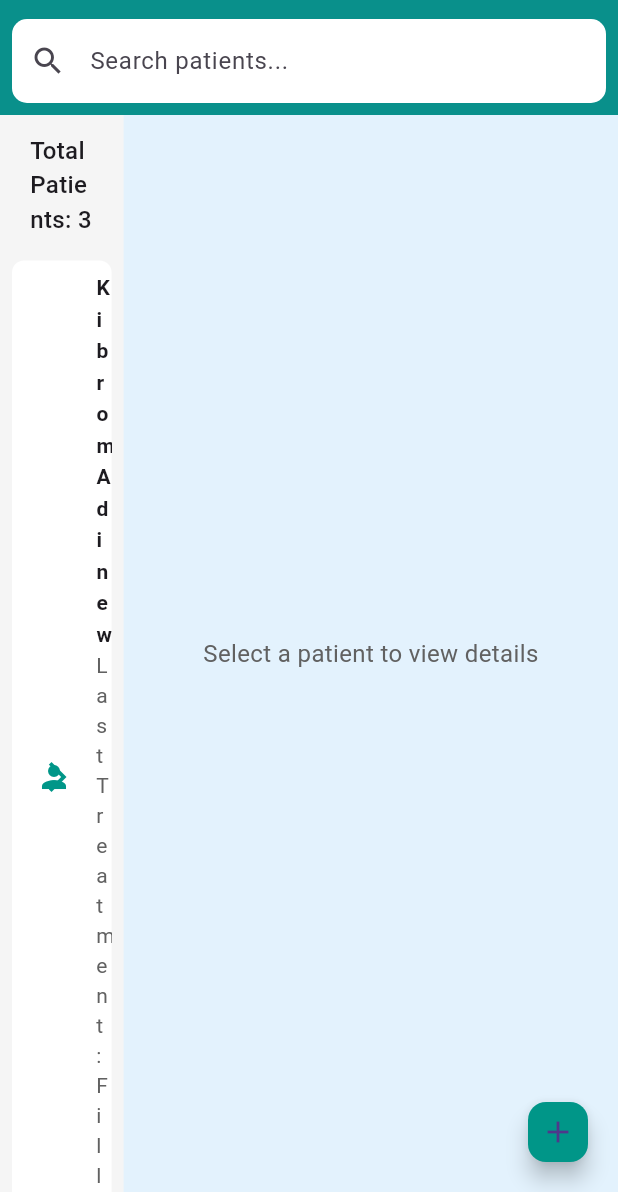
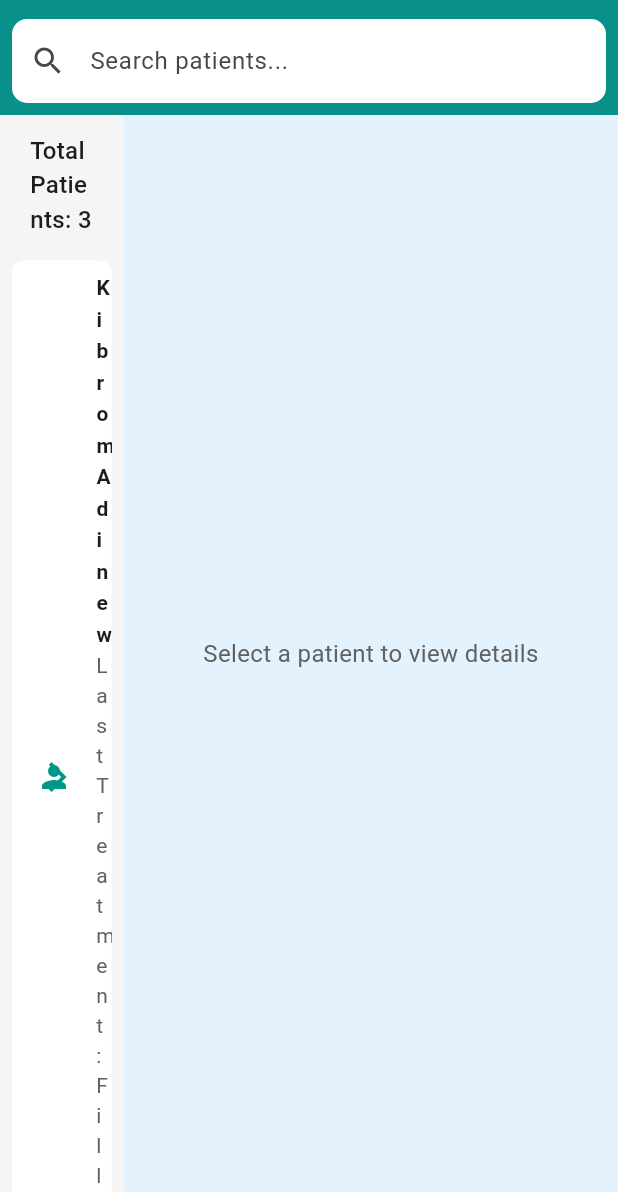
Before and after one commit to anwar9162/Dental_Clinic_Management_System, a Flutter app: the PatientListScreen screen opened directly, on a phone screen of 412 x 824 dp, the part 44-1236 px from its top. Run offline on Flutter 3.47's test engine with Material 3 defaults, Android fonts, the phone set to English and light mode, and no system bars; our stand-ins replace data_table_2, dropdown_search, flutter_svg, table_calendar; missing offline and left inert: omni_jitsi_meet; project files that could hold a hidden picture were left out.

Commit message:
add patient and arrived patient removed from patient list screen

```diff
--- a/lib/screens/patient/patient_list_screen.dart
+++ b/lib/screens/patient/patient_list_screen.dart
@@ -1,7 +1,5 @@
 import 'package:flutter/material.dart';
 import '../patient/PatientDetailWidget.dart';
-import '../patient/add_patient_screen.dart';
-import '../patient/add_arrived_patient_screen.dart';
 import '../../models/patient_model.dart';
 
 class PatientListScreen extends StatefulWidget {
@@ -9,20 +7,11 @@ class PatientListScreen extends StatefulWidget {
   _PatientListScreenState createState() => _PatientListScreenState();
 }
 
-class _PatientListScreenState extends State<PatientListScreen>
-    with SingleTickerProviderStateMixin {
+class _PatientListScreenState extends State<PatientListScreen> {
   List<Patient> _patients =
       mockPatients; // Using mockPatient from patient_model.dart
   String _searchQuery = '';
   Patient? selectedPatient;
-  late TabController _tabController;
-  bool _isAddingPatient = false;
-
-  @override
-  void initState() {
-    super.initState();
-    _tabController = TabController(length: 2, vsync: this);
-  }
 
   List<Patient> get _filteredPatients {
     return _searchQuery.isEmpty
@@ -36,18 +25,7 @@ class _PatientListScreenState extends State<PatientListScreen>
   void _onSearch(String query) {
     setState(() {
       _searchQuery = query;
-      _isAddingPatient = false;
       selectedPatient = null;
-    });
-  }
-
-  void _toggleAddPatientScreen() {
-    setState(() {
-      _isAddingPatient = !_isAddingPatient;
-      if (_isAddingPatient) {
-        selectedPatient = null;
-        _tabController.index = 0; // Switch to Add Patient tab
-      }
     });
   }
 
@@ -135,7 +113,6 @@ class _PatientListScreenState extends State<PatientListScreen>
                             onTap: () {
                               setState(() {
                                 selectedPatient = patient;
-                                _isAddingPatient = false;
                               });
                             },
                           ),
@@ -149,62 +126,17 @@ class _PatientListScreenState extends State<PatientListScreen>
           ),
           Expanded(
             flex: 4,
-            child: _isAddingPatient
-                ? Column(
-                    children: [
-                      TabBar(
-                        controller: _tabController,
-                        tabs: [
-                          Tab(text: 'Add Patient'),
-                          Tab(text: 'Arrived Patient'),
-                        ],
-                        indicatorColor: Colors.teal,
-                      ),
-                      Expanded(
-                        child: TabBarView(
-                          controller: _tabController,
-                          children: [
-                            _buildAddPatientTab(),
-                            _buildArrivedPatientTab(),
-                          ],
-                        ),
-                      ),
-                    ],
+            child: selectedPatient == null
+                ? Center(
+                    child: Text(
+                      'Select a patient to view details',
+                      style: TextStyle(fontSize: 16, color: Colors.grey[700]),
+                    ),
                   )
-                : selectedPatient == null
-                    ? Center(
-                        child: Text(
-                          'Select a patient to view details',
-                          style:
-                              TextStyle(fontSize: 16, color: Colors.grey[700]),
-                        ),
-                      )
-                    : PatientDetailWidget(patient: selectedPatient!),
+                : PatientDetailWidget(patient: selectedPatient!),
           ),
         ],
       ),
-      floatingActionButton: FloatingActionButton(
-        onPressed: _toggleAddPatientScreen,
-        backgroundColor: Colors.teal,
-        mini: true,
-        child: Icon(_isAddingPatient ? Icons.close : Icons.add),
-      ),
     );
   }
-
-  Widget _buildAddPatientTab() {
-    return AddPatientScreen(onClose: () {
-      setState(() {
-        // Optionally update patient list or perform any action
-      });
-    });
-  }
-
-  Widget _buildArrivedPatientTab() {
-    return AddArrivedPatientScreen(onClose: () {
-      setState(() {
-        // Optionally update patient list or perform any action
-      });
-    });
-  }
 }
```
